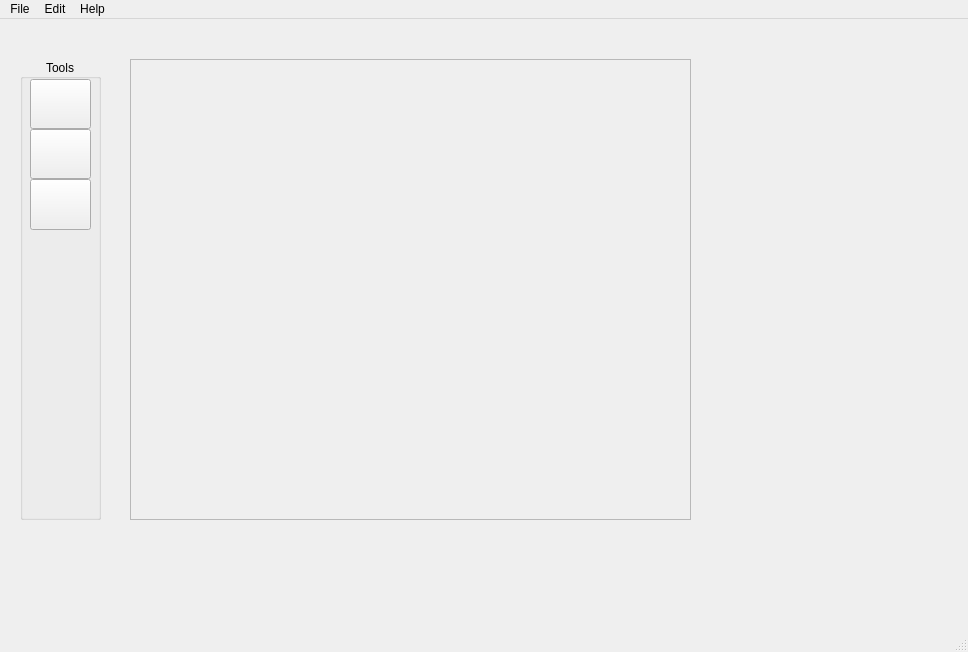
Above: PixelEditor/mainwindow.ui from ParkerMiddleton/Sprite-Animator before the change. Below: the same form after it.
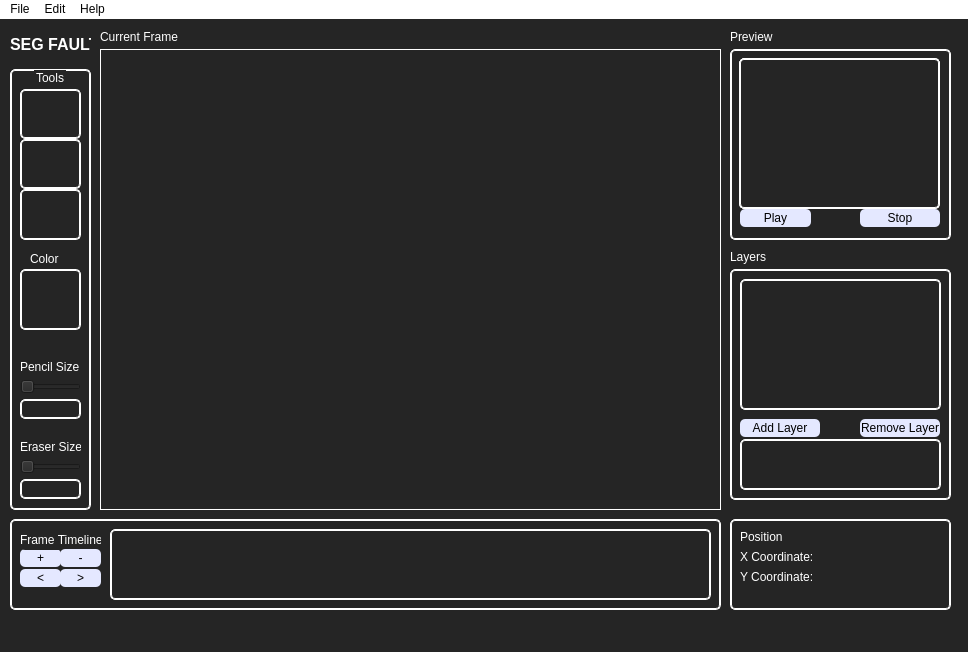
That is the form after the change. Icons and pictures are not drawn. Custom widgets are drawn as their Qt base class.

```diff
--- a/PixelEditor/mainwindow.ui
+++ b/PixelEditor/mainwindow.ui
@@ -13,13 +13,17 @@
   <property name="windowTitle">
    <string>MainWindow</string>
   </property>
+  <property name="styleSheet">
+   <string notr="true">color:white;
+background-color:rgb(37, 37, 37)</string>
+  </property>
   <widget class="QWidget" name="centralwidget">
    <widget class="QWidget" name="gridLayoutWidget">
     <property name="geometry">
      <rect>
-      <x>130</x>
-      <y>40</y>
-      <width>561</width>
+      <x>100</x>
+      <y>30</y>
+      <width>621</width>
       <height>461</height>
      </rect>
     </property>
@@ -35,8 +39,16 @@
          <verstretch>0</verstretch>
         </sizepolicy>
        </property>
+       <property name="autoFillBackground">
+        <bool>false</bool>
+       </property>
+       <property name="styleSheet">
+        <string notr="true"> border-radius: 0px;
+    border: 1px ridge #fff; 
+  background-image: url(':/Images/transparent.png')</string>
+       </property>
        <property name="frameShape">
-        <enum>QFrame::StyledPanel</enum>
+        <enum>QFrame::Box</enum>
        </property>
        <property name="frameShadow">
         <enum>QFrame::Plain</enum>
@@ -50,10 +62,10 @@
        <widget class="FrameWindow" name="label">
         <property name="geometry">
          <rect>
-          <x>50</x>
-          <y>40</y>
-          <width>461</width>
-          <height>381</height>
+          <x>0</x>
+          <y>0</y>
+          <width>621</width>
+          <height>461</height>
          </rect>
         </property>
         <property name="sizePolicy">
@@ -73,12 +85,17 @@
    <widget class="QGroupBox" name="ToolsGroupBox">
     <property name="geometry">
      <rect>
-      <x>20</x>
-      <y>40</y>
+      <x>10</x>
+      <y>50</y>
       <width>81</width>
-      <height>461</height>
+      <height>441</height>
      </rect>
     </property>
+    <property name="styleSheet">
+     <string notr="true">color: rgb(255, 255, 255);
+ border-radius: 5px;
+    border: 2px ridge #fff; </string>
+    </property>
     <property name="title">
      <string>Tools</string>
     </property>
@@ -134,6 +151,9 @@
        <height>50</height>
       </size>
      </property>
+     <property name="styleSheet">
+      <string notr="true">border-color: rgb(255, 255, 255);</string>
+     </property>
      <property name="text">
       <string/>
      </property>
@@ -147,6 +167,9 @@
        <height>51</height>
       </rect>
      </property>
+     <property name="styleSheet">
+      <string notr="true"/>
+     </property>
      <property name="text">
       <string/>
      </property>
@@ -157,6 +180,577 @@
       </size>
      </property>
     </widget>
+    <widget class="QSlider" name="pencilSlider">
+     <property name="geometry">
+      <rect>
+       <x>10</x>
+       <y>310</y>
+       <width>61</width>
+       <height>16</height>
+      </rect>
+     </property>
+     <property name="styleSheet">
+      <string notr="true">border:none;</string>
+     </property>
+     <property name="orientation">
+      <enum>Qt::Horizontal</enum>
+     </property>
+    </widget>
+    <widget class="QSlider" name="eraserSlider">
+     <property name="geometry">
+      <rect>
+       <x>10</x>
+       <y>390</y>
+       <width>61</width>
+       <height>16</height>
+      </rect>
+     </property>
+     <property name="styleSheet">
+      <string notr="true">border:none;</string>
+     </property>
+     <property name="orientation">
+      <enum>Qt::Horizontal</enum>
+     </property>
+    </widget>
+    <widget class="QLabel" name="pencilSizeText">
+     <property name="geometry">
+      <rect>
+       <x>10</x>
+       <y>290</y>
+       <width>61</width>
+       <height>16</height>
+      </rect>
+     </property>
+     <property name="styleSheet">
+      <string notr="true">border:none;
+color: rgb(255, 255, 255);</string>
+     </property>
+     <property name="text">
+      <string>Pencil Size</string>
+     </property>
+    </widget>
+    <widget class="QLabel" name="EraserSizeText">
+     <property name="geometry">
+      <rect>
+       <x>10</x>
+       <y>370</y>
+       <width>61</width>
+       <height>16</height>
+      </rect>
+     </property>
+     <property name="styleSheet">
+      <string notr="true">border:none;
+color: rgb(255, 255, 255);</string>
+     </property>
+     <property name="text">
+      <string>Eraser Size</string>
+     </property>
+    </widget>
+    <widget class="QLabel" name="currentColorDisplay">
+     <property name="geometry">
+      <rect>
+       <x>10</x>
+       <y>200</y>
+       <width>61</width>
+       <height>61</height>
+      </rect>
+     </property>
+     <property name="text">
+      <string/>
+     </property>
+    </widget>
+    <widget class="QLabel" name="currentColorText">
+     <property name="geometry">
+      <rect>
+       <x>20</x>
+       <y>180</y>
+       <width>31</width>
+       <height>20</height>
+      </rect>
+     </property>
+     <property name="styleSheet">
+      <string notr="true">border:none;</string>
+     </property>
+     <property name="text">
+      <string>Color</string>
+     </property>
+    </widget>
+    <widget class="QLineEdit" name="eraserSizeTextBox">
+     <property name="geometry">
+      <rect>
+       <x>10</x>
+       <y>410</y>
+       <width>61</width>
+       <height>20</height>
+      </rect>
+     </property>
+    </widget>
+    <widget class="QLineEdit" name="pencilSizeTextBox">
+     <property name="geometry">
+      <rect>
+       <x>10</x>
+       <y>330</y>
+       <width>61</width>
+       <height>20</height>
+      </rect>
+     </property>
+    </widget>
+   </widget>
+   <widget class="QFrame" name="previewFrame">
+    <property name="geometry">
+     <rect>
+      <x>730</x>
+      <y>30</y>
+      <width>221</width>
+      <height>191</height>
+     </rect>
+    </property>
+    <property name="styleSheet">
+     <string notr="true">
+ border-radius: 5px;
+    border: 2px ridge #fff; 
+ </string>
+    </property>
+    <property name="frameShape">
+     <enum>QFrame::Box</enum>
+    </property>
+    <property name="frameShadow">
+     <enum>QFrame::Plain</enum>
+    </property>
+    <property name="lineWidth">
+     <number>3</number>
+    </property>
+    <property name="midLineWidth">
+     <number>3</number>
+    </property>
+    <widget class="QWidget" name="gridLayoutWidget_2">
+     <property name="geometry">
+      <rect>
+       <x>9</x>
+       <y>9</y>
+       <width>201</width>
+       <height>151</height>
+      </rect>
+     </property>
+     <layout class="QGridLayout" name="previewGrid">
+      <item row="0" column="0">
+       <widget class="PreviewWindow" name="previewLabel">
+        <property name="text">
+         <string/>
+        </property>
+       </widget>
+      </item>
+     </layout>
+    </widget>
+    <widget class="QPushButton" name="playAnimationButton">
+     <property name="geometry">
+      <rect>
+       <x>10</x>
+       <y>160</y>
+       <width>71</width>
+       <height>18</height>
+      </rect>
+     </property>
+     <property name="styleSheet">
+      <string notr="true">color: rgb(0, 0, 0);
+background-color:rgb(228, 232, 255);
+border: none;</string>
+     </property>
+     <property name="text">
+      <string>Play</string>
+     </property>
+    </widget>
+    <widget class="QPushButton" name="stopAnimationButton">
+     <property name="geometry">
+      <rect>
+       <x>130</x>
+       <y>160</y>
+       <width>80</width>
+       <height>18</height>
+      </rect>
+     </property>
+     <property name="styleSheet">
+      <string notr="true">color: rgb(0, 0, 0);
+background-color:rgb(228, 232, 255);
+border: none;</string>
+     </property>
+     <property name="text">
+      <string>Stop</string>
+     </property>
+    </widget>
+   </widget>
+   <widget class="QLabel" name="currentLayerText">
+    <property name="geometry">
+     <rect>
+      <x>100</x>
+      <y>10</y>
+      <width>81</width>
+      <height>16</height>
+     </rect>
+    </property>
+    <property name="styleSheet">
+     <string notr="true">color: rgb(255, 255, 255);</string>
+    </property>
+    <property name="text">
+     <string>Current Frame</string>
+    </property>
+   </widget>
+   <widget class="QLabel" name="previewLableText">
+    <property name="geometry">
+     <rect>
+      <x>730</x>
+      <y>10</y>
+      <width>101</width>
+      <height>16</height>
+     </rect>
+    </property>
+    <property name="styleSheet">
+     <string notr="true">color: rgb(255, 255, 255);</string>
+    </property>
+    <property name="text">
+     <string>Preview </string>
+    </property>
+   </widget>
+   <widget class="QFrame" name="layerFrame">
+    <property name="geometry">
+     <rect>
+      <x>730</x>
+      <y>250</y>
+      <width>221</width>
+      <height>231</height>
+     </rect>
+    </property>
+    <property name="styleSheet">
+     <string notr="true">
+ border-radius: 5px;
+    border: 2px ridge #fff; 
+ </string>
+    </property>
+    <property name="frameShape">
+     <enum>QFrame::Box</enum>
+    </property>
+    <property name="frameShadow">
+     <enum>QFrame::Plain</enum>
+    </property>
+    <property name="lineWidth">
+     <number>3</number>
+    </property>
+    <widget class="QWidget" name="gridLayoutWidget_3">
+     <property name="geometry">
+      <rect>
+       <x>10</x>
+       <y>10</y>
+       <width>201</width>
+       <height>131</height>
+      </rect>
+     </property>
+     <layout class="QGridLayout" name="layerViewGrid"/>
+    </widget>
+    <widget class="QPushButton" name="addLayer">
+     <property name="geometry">
+      <rect>
+       <x>10</x>
+       <y>150</y>
+       <width>80</width>
+       <height>18</height>
+      </rect>
+     </property>
+     <property name="styleSheet">
+      <string notr="true">color: rgb(0, 0, 0);
+background-color:rgb(228, 232, 255);
+border: none;</string>
+     </property>
+     <property name="text">
+      <string>Add Layer</string>
+     </property>
+    </widget>
+    <widget class="QPushButton" name="removeLayer">
+     <property name="geometry">
+      <rect>
+       <x>130</x>
+       <y>150</y>
+       <width>80</width>
+       <height>18</height>
+      </rect>
+     </property>
+     <property name="styleSheet">
+      <string notr="true">color: rgb(0, 0, 0);
+background-color:rgb(228, 232, 255);
+border: none;</string>
+     </property>
+     <property name="text">
+      <string>Remove Layer</string>
+     </property>
+    </widget>
+    <widget class="QWidget" name="gridLayoutWidget_4">
+     <property name="geometry">
+      <rect>
+       <x>10</x>
+       <y>170</y>
+       <width>201</width>
+       <height>51</height>
+      </rect>
+     </property>
+     <layout class="QGridLayout" name="layersGrid"/>
+    </widget>
+   </widget>
+   <widget class="QLabel" name="layersText">
+    <property name="geometry">
+     <rect>
+      <x>730</x>
+      <y>230</y>
+      <width>71</width>
+      <height>16</height>
+     </rect>
+    </property>
+    <property name="styleSheet">
+     <string notr="true">color: rgb(255, 255, 255);</string>
+    </property>
+    <property name="text">
+     <string>Layers</string>
+    </property>
+   </widget>
+   <widget class="QFrame" name="frameTimelineFrame">
+    <property name="geometry">
+     <rect>
+      <x>10</x>
+      <y>500</y>
+      <width>711</width>
+      <height>91</height>
+     </rect>
+    </property>
+    <property name="styleSheet">
+     <string notr="true">
+ border-radius: 5px;
+    border: 2px ridge #fff; 
+ </string>
+    </property>
+    <property name="frameShape">
+     <enum>QFrame::Box</enum>
+    </property>
+    <property name="frameShadow">
+     <enum>QFrame::Plain</enum>
+    </property>
+    <property name="lineWidth">
+     <number>3</number>
+    </property>
+    <widget class="QPushButton" name="addFrameButton">
+     <property name="geometry">
+      <rect>
+       <x>10</x>
+       <y>30</y>
+       <width>41</width>
+       <height>18</height>
+      </rect>
+     </property>
+     <property name="styleSheet">
+      <string notr="true">color: rgb(0, 0, 0);
+background-color:rgb(228, 232, 255);
+border: none;</string>
+     </property>
+     <property name="text">
+      <string>+</string>
+     </property>
+    </widget>
+    <widget class="QLabel" name="frameTimelineText">
+     <property name="geometry">
+      <rect>
+       <x>10</x>
+       <y>10</y>
+       <width>81</width>
+       <height>21</height>
+      </rect>
+     </property>
+     <property name="styleSheet">
+      <string notr="true">color: rgb(255, 255, 255);
+border: none;</string>
+     </property>
+     <property name="text">
+      <string>Frame Timeline</string>
+     </property>
+    </widget>
+    <widget class="QPushButton" name="deleteFrameButton">
+     <property name="geometry">
+      <rect>
+       <x>50</x>
+       <y>30</y>
+       <width>41</width>
+       <height>18</height>
+      </rect>
+     </property>
+     <property name="styleSheet">
+      <string notr="true">color: rgb(0, 0, 0);
+background-color:rgb(228, 232, 255);
+border: none;</string>
+     </property>
+     <property name="text">
+      <string>-</string>
+     </property>
+    </widget>
+    <widget class="QPushButton" name="moveFrameLeftButton">
+     <property name="geometry">
+      <rect>
+       <x>10</x>
+       <y>50</y>
+       <width>41</width>
+       <height>18</height>
+      </rect>
+     </property>
+     <property name="styleSheet">
+      <string notr="true">color: rgb(0, 0, 0);
+background-color:rgb(228, 232, 255);
+border: none;</string>
+     </property>
+     <property name="text">
+      <string>&lt;</string>
+     </property>
+    </widget>
+    <widget class="QPushButton" name="moveFrameRightButton">
+     <property name="geometry">
+      <rect>
+       <x>50</x>
+       <y>50</y>
+       <width>41</width>
+       <height>18</height>
+      </rect>
+     </property>
+     <property name="styleSheet">
+      <string notr="true">color: rgb(0, 0, 0);
+background-color:rgb(228, 232, 255);
+border: none;</string>
+     </property>
+     <property name="text">
+      <string>&gt;</string>
+     </property>
+    </widget>
+    <widget class="QWidget" name="gridLayoutWidget_5">
+     <property name="geometry">
+      <rect>
+       <x>100</x>
+       <y>10</y>
+       <width>601</width>
+       <height>71</height>
+      </rect>
+     </property>
+     <layout class="QGridLayout" name="frameTimelineGrid"/>
+    </widget>
+   </widget>
+   <widget class="QFrame" name="positionFrame">
+    <property name="geometry">
+     <rect>
+      <x>730</x>
+      <y>500</y>
+      <width>221</width>
+      <height>91</height>
+     </rect>
+    </property>
+    <property name="styleSheet">
+     <string notr="true">
+ border-radius: 5px;
+    border: 2px ridge #fff; 
+ </string>
+    </property>
+    <property name="frameShape">
+     <enum>QFrame::StyledPanel</enum>
+    </property>
+    <property name="frameShadow">
+     <enum>QFrame::Raised</enum>
+    </property>
+    <widget class="QLabel" name="xCoordText">
+     <property name="geometry">
+      <rect>
+       <x>10</x>
+       <y>30</y>
+       <width>81</width>
+       <height>16</height>
+      </rect>
+     </property>
+     <property name="styleSheet">
+      <string notr="true">border: none;
+</string>
+     </property>
+     <property name="text">
+      <string>X Coordinate:</string>
+     </property>
+    </widget>
+    <widget class="QLabel" name="yCoordText">
+     <property name="geometry">
+      <rect>
+       <x>10</x>
+       <y>50</y>
+       <width>81</width>
+       <height>16</height>
+      </rect>
+     </property>
+     <property name="styleSheet">
+      <string notr="true">border: none;
+</string>
+     </property>
+     <property name="text">
+      <string>Y Coordinate:</string>
+     </property>
+    </widget>
+    <widget class="QLineEdit" name="xCpprdTextBpx">
+     <property name="geometry">
+      <rect>
+       <x>90</x>
+       <y>30</y>
+       <width>113</width>
+       <height>20</height>
+      </rect>
+     </property>
+     <property name="styleSheet">
+      <string notr="true">border:none;</string>
+     </property>
+    </widget>
+    <widget class="QLineEdit" name="yCoordTextBox">
+     <property name="geometry">
+      <rect>
+       <x>90</x>
+       <y>50</y>
+       <width>113</width>
+       <height>20</height>
+      </rect>
+     </property>
+     <property name="styleSheet">
+      <string notr="true">border: none;</string>
+     </property>
+    </widget>
+    <widget class="QLabel" name="positionText">
+     <property name="geometry">
+      <rect>
+       <x>10</x>
+       <y>10</y>
+       <width>191</width>
+       <height>16</height>
+      </rect>
+     </property>
+     <property name="styleSheet">
+      <string notr="true">border: none;
+text-align: center;</string>
+     </property>
+     <property name="text">
+      <string>Position</string>
+     </property>
+    </widget>
+   </widget>
+   <widget class="QLabel" name="segFaultLogo">
+    <property name="geometry">
+     <rect>
+      <x>10</x>
+      <y>10</y>
+      <width>81</width>
+      <height>31</height>
+     </rect>
+    </property>
+    <property name="styleSheet">
+     <string notr="true">   text-align: center;
+    font-weight: bold;
+    font-size: 16px;</string>
+    </property>
+    <property name="text">
+     <string>SEG FAULT</string>
+    </property>
    </widget>
   </widget>
   <widget class="QMenuBar" name="menubar">
@@ -165,9 +759,13 @@
      <x>0</x>
      <y>0</y>
      <width>968</width>
-     <height>25</height>
+     <height>21</height>
     </rect>
    </property>
+   <property name="styleSheet">
+    <string notr="true">background-color: rgb(255, 255, 255);
+color: rgb(2, 2, 2);</string>
+   </property>
    <widget class="QMenu" name="menuFile">
     <property name="title">
      <string>File</string>
@@ -195,6 +793,11 @@
    <extends>QLabel</extends>
    <header location="global">framewindow.h</header>
   </customwidget>
+  <customwidget>
+   <class>PreviewWindow</class>
+   <extends>QLabel</extends>
+   <header location="global">previewwindow.h</header>
+  </customwidget>
  </customwidgets>
  <resources/>
  <connections/>
```
Left out of the diff: 9 changed lines with no effect on the pictures.
